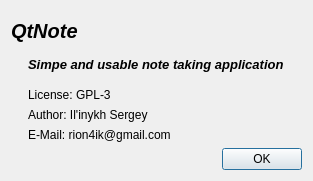
This is aboutdlg.ui in Ri0n/QtNote as Qt 5 draws it before an edit. The edited form follows.
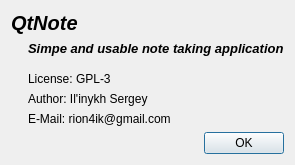
This is the edited form. Icons and pictures are not drawn.

The edit to the form file:
```diff
--- a/aboutdlg.ui
+++ b/aboutdlg.ui
@@ -6,16 +6,10 @@
    <rect>
     <x>0</x>
     <y>0</y>
-    <width>313</width>
-    <height>181</height>
+    <width>367</width>
+    <height>190</height>
    </rect>
   </property>
-  <property name="sizePolicy">
-   <sizepolicy hsizetype="Minimum" vsizetype="Minimum">
-    <horstretch>0</horstretch>
-    <verstretch>0</verstretch>
-   </sizepolicy>
-  </property>
   <property name="windowTitle">
    <string>About QtNote</string>
   </property>
@@ -24,6 +18,9 @@
     <normaloff>:/icons/trayicon</normaloff>:/icons/trayicon</iconset>
   </property>
   <layout class="QVBoxLayout" name="verticalLayout">
+   <property name="sizeConstraint">
+    <enum>QLayout::SetFixedSize</enum>
+   </property>
    <item>
     <widget class="QLabel" name="label">
      <property name="font">
```
